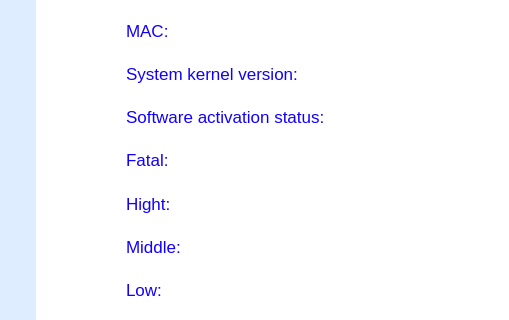
First picture: the form in plugins/gui/vulnerability/reports/pdf.ui, repository openeuler-mirror/ks-ssr, before the edit; both pictures show x 0 to 509 and y 378 to 698 of the 830 by 1170 pixel window.
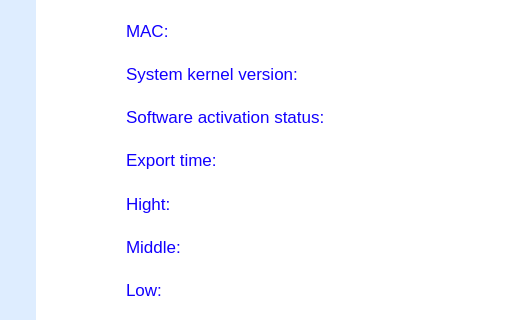
Second picture: the form after the edit. Icons and pictures are not drawn.

Commit message: feat（reports）：modify export label fatal - 修复一些漏洞报表的缺陷

What changed in the file:
```diff
--- a/plugins/gui/vulnerability/reports/pdf.ui
+++ b/plugins/gui/vulnerability/reports/pdf.ui
@@ -134,7 +134,7 @@
 </string>
          </property>
          <property name="text">
-          <string>Fatal:</string>
+          <string>Export time:</string>
          </property>
         </widget>
        </item>
```
Left out of the diff: 2 changed lines with no effect on the pictures.
